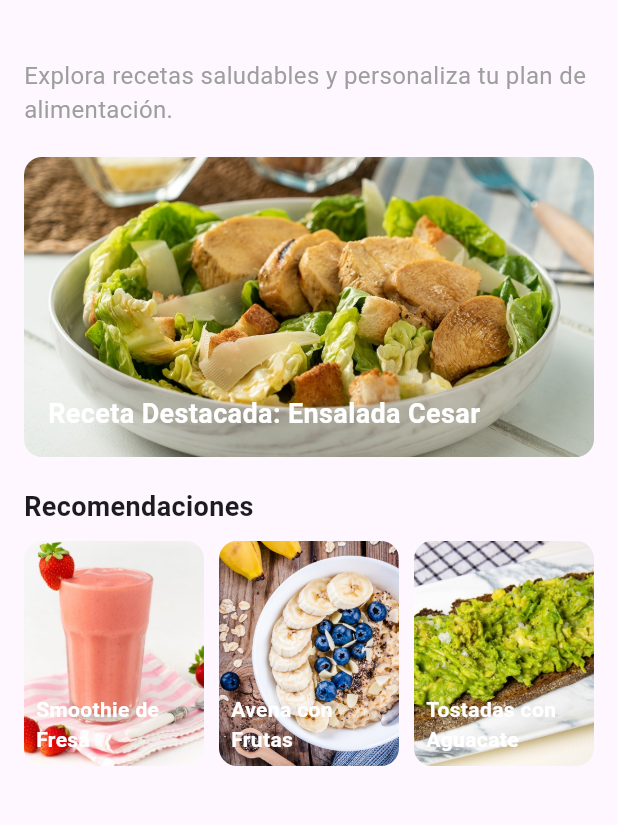
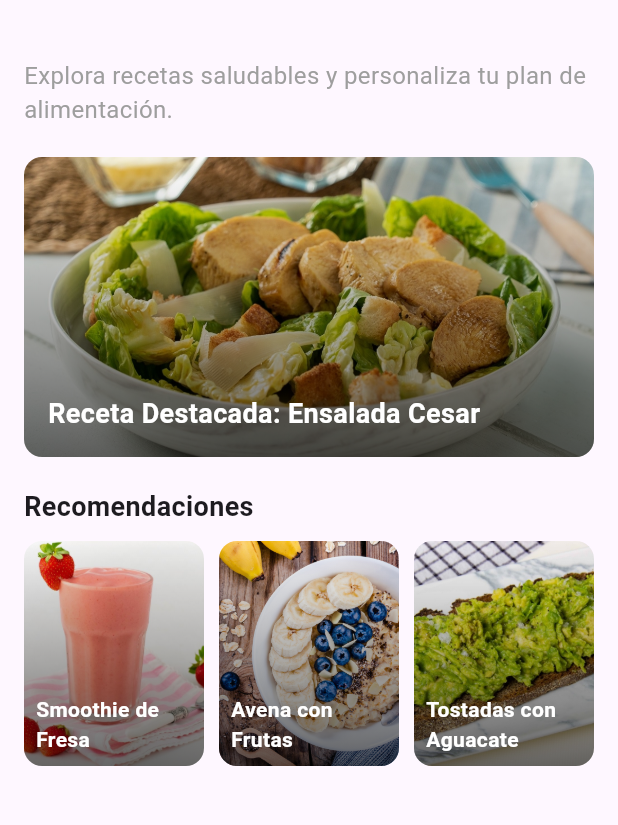
Before and after one commit to Ipeross/Examen_Moviles_Feast_Fit_IPO, a Flutter app: the HomeScreen screen opened directly, on a phone screen of 412 x 824 dp, the part 65-890 px from its top. Run offline on Flutter 3.47's test engine with Material 3 defaults, Android fonts, the phone set to English and light mode, and no system bars.

Commit message:
Adding a dark gradient to the images to make it look better.

```diff
--- a/lib/screens/home_screen.dart
+++ b/lib/screens/home_screen.dart
@@ -50,6 +50,11 @@ class HomeScreen extends StatelessWidget {
         padding: const EdgeInsets.all(16),
         decoration: BoxDecoration(
           borderRadius: BorderRadius.circular(12),
+          gradient: LinearGradient(
+            colors: [Colors.black.withOpacity(0.6), Colors.transparent],
+            begin: Alignment.bottomCenter,
+            end: Alignment.topCenter,
+          ),
         ),
         child: const Align(
           alignment: Alignment.bottomLeft,
@@ -103,6 +108,13 @@ class HomeScreen extends StatelessWidget {
             Container(
               width: 120,
               height: 150,
+              decoration: BoxDecoration(
+                gradient: LinearGradient(
+                  colors: [Colors.black.withOpacity(0.6), Colors.transparent],
+                  begin: Alignment.bottomCenter,
+                  end: Alignment.topCenter,
+                ),
+              ),
               child: Align(
                 alignment: Alignment.bottomLeft,
                 child: Padding(
```
